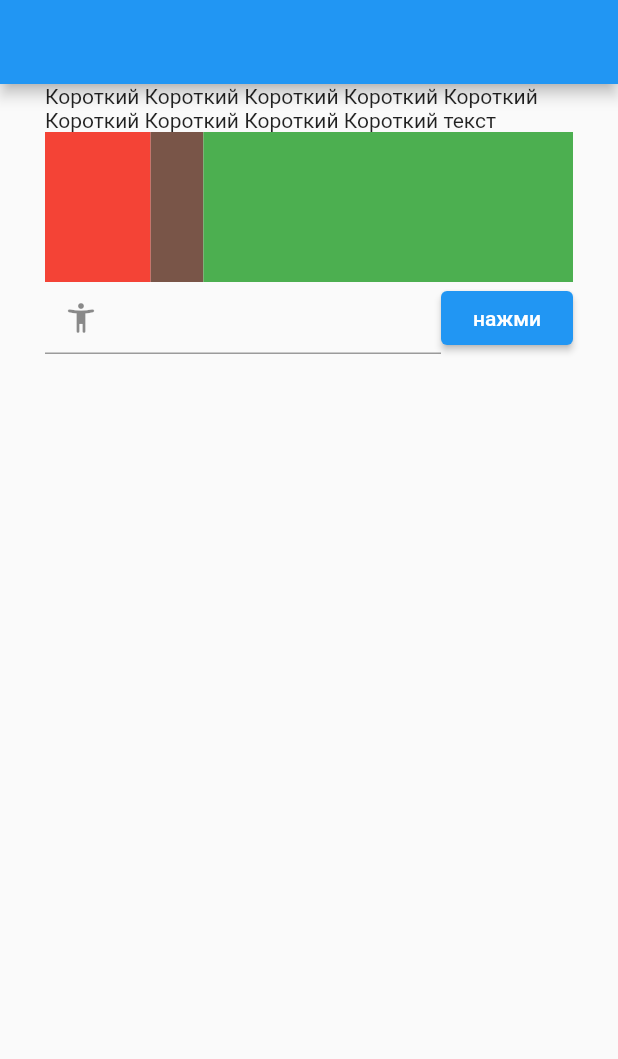
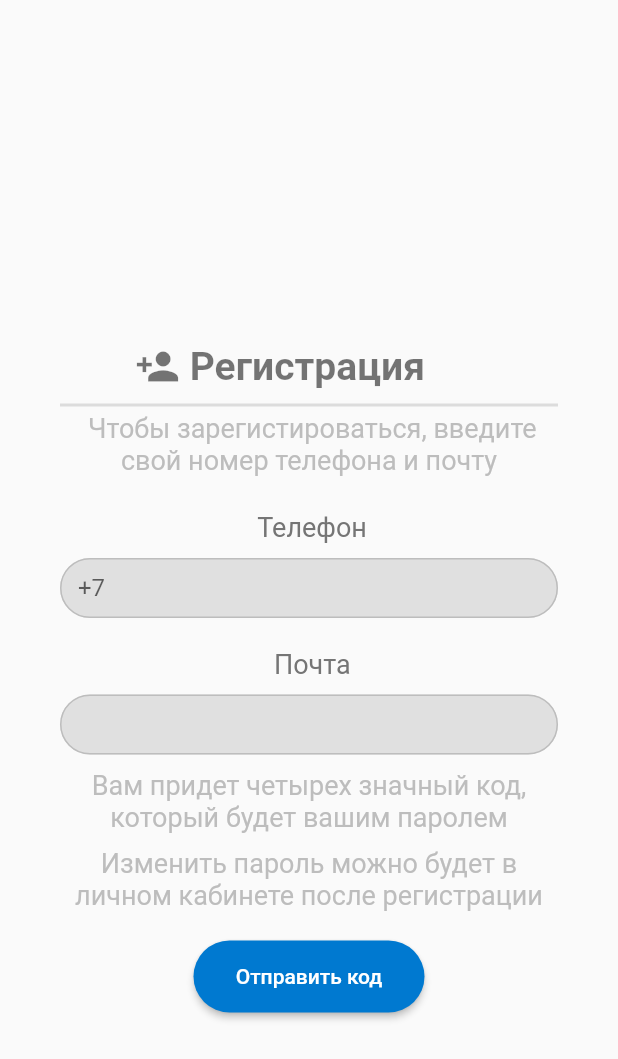
Before and after one commit to Nickolay82/auth_pass2, a Flutter app: the screen it shows after launch, on a phone screen of 412 x 824 dp. Shown: the top 1059 px of the screen. Run offline on Flutter 3.47's test engine with Material 2 defaults, Android fonts, the phone set to English and light mode, and no system bars.

Commit message:
добавлено окно регистрации

```diff
--- a/lib/main.dart
+++ b/lib/main.dart
@@ -1,6 +1,7 @@
 import 'package:flutter/material.dart';
 import 'expanded_demo_screen.dart';
 import 'auth_screen.dart';
+import 'registr_screen.dart';
 void main() {
-    runApp (const ExpandedDemoScreen());
+    runApp (const RegistrationDemoScreen());
 }
--- /dev/null
+++ b/lib/registr_screen.dart
@@ -0,0 +1,125 @@
+import 'package:flutter/material.dart';
+
+class RegistrationDemoScreen extends StatelessWidget {
+  const RegistrationDemoScreen({Key? key}) : super(key: key);
+
+  @override
+  Widget build(BuildContext context) {
+    const borderStyle = OutlineInputBorder(
+        borderRadius: BorderRadius.all(Radius.circular(30)),
+        borderSide: BorderSide(color: const Color(0xffbdbdbd), width: 1));
+    const linkTextStyle1 = TextStyle(
+        fontSize: 18, color: Color(0xffbdbdbd));
+    const linkTextStyle2 = TextStyle(
+        fontSize: 18, color: Color(0xff757575));
+    return MaterialApp(
+      home: Scaffold(
+        body: Center(
+          child: SingleChildScrollView(
+            child: Container(
+              padding: const EdgeInsets.symmetric(horizontal: 40),
+              child: Column(
+                children: [
+                  const SizedBox(
+                    height: 80,
+
+                  ),
+                  Row(
+                     children: const [
+                      SizedBox(width: 50),
+                      Icon(
+                        Icons.person_add,
+                        size: 30,
+                        color: Colors.black54,
+                      ),
+                      Text(
+                        ' Регистрация',
+                        style: TextStyle(
+                            fontSize: 26,
+                            color: Colors.black54,
+                            fontWeight: FontWeight.bold),
+                      ),
+                    ],
+                  ),
+                  const SizedBox(height: 10),
+                  Container(
+                   padding: const EdgeInsets.all(4.0),
+                   decoration: BoxDecoration(
+                    border: Border(
+                      top: BorderSide(width: 2.0, color: Colors.black12),
+                     ),
+                    ),
+                    child: const Text(
+                ' Чтобы зарегистироваться, введите свой номер телефона и почту',
+                      textAlign: TextAlign.center,
+                      style: linkTextStyle1
+                    ),
+                  ),
+                  const SizedBox(height: 20),
+                  const Text(
+                    ' Телефон',
+                   style: linkTextStyle2
+                    ),
+                  const SizedBox(height: 10),
+                  const SizedBox(height: 40,
+                    child: TextField(
+                      keyboardType: TextInputType.phone,
+                      decoration: InputDecoration(
+                        filled: true,
+                        fillColor: Color(0xFFe0e0e0),
+                        enabledBorder: borderStyle,
+                        focusedBorder: borderStyle,
+                        labelText: '+7',
+                      ),
+                    ),
+                  ),
+                  const SizedBox(height: 20),
+                  const Text(
+                      ' Почта',
+                      style: linkTextStyle2
+                  ),
+                  const SizedBox(height: 10),
+                  const SizedBox(height: 40,
+                    child: TextField(
+                        decoration: InputDecoration(
+                        filled: true,
+                        fillColor: Color(0xFFe0e0e0),
+                        enabledBorder: borderStyle,
+                        focusedBorder: borderStyle,
+                        ),
+                    ),
+                  ),
+                  const SizedBox(height: 10),
+                  const Text(
+                      'Вам придет четырех значный код, который будет вашим паролем',
+                      textAlign: TextAlign.center,
+                      style: linkTextStyle1
+                  ),
+                  const SizedBox(height: 10),
+                  const Text(
+                      'Изменить пароль можно будет в личном кабинете после регистрации',
+                      textAlign: TextAlign.center,
+                      style: linkTextStyle1
+                  ),
+                  const SizedBox(height: 20),
+                  SizedBox(
+                      width: 154,
+                      height: 48,
+                      child: ElevatedButton(
+                          onPressed: () {},
+                          child: Text('Отправить код'),
+                          style: ElevatedButton.styleFrom(
+                              primary: Color(0xFF0079D0),
+                              shape: RoundedRectangleBorder(
+                                borderRadius: BorderRadius.circular(25.0),
+                              )))),
+                ],
+              ),
+            ),
+          ),
+        ),
+      ),
+    );
+    //home: Text('Регистрация',style: TextStyle(fontSize: 25,color: Color.fromRGBO( 75, 75, 75, 1.0));
+  }
+}
```
